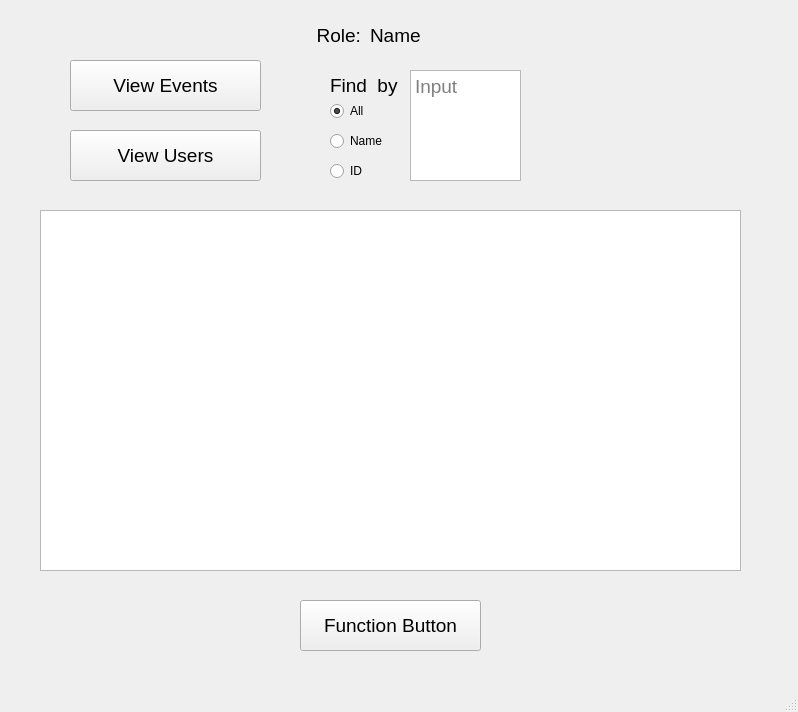
First picture: the form in FinalProject-UI/mainwindow.ui, repository Storms-Eye/CSC211CampusEventPlanner, before the edit.
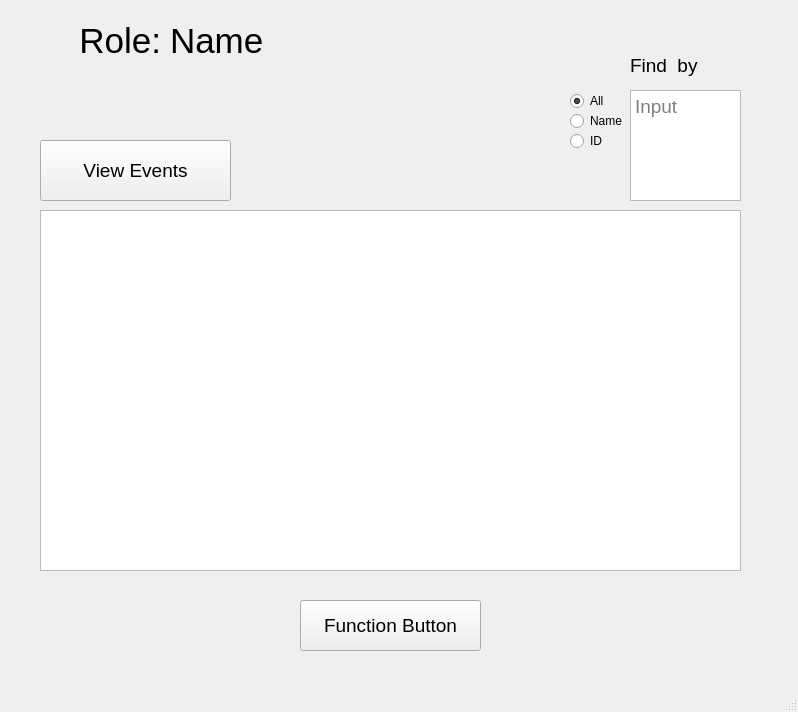
Second picture: the form after the edit.

Commit message: removed userButton

```diff
--- a/FinalProject-UI/mainwindow.ui
+++ b/FinalProject-UI/mainwindow.ui
@@ -45,10 +45,10 @@
    <widget class="QPushButton" name="listButton">
     <property name="geometry">
      <rect>
-      <x>70</x>
-      <y>60</y>
+      <x>40</x>
+      <y>140</y>
       <width>191</width>
-      <height>51</height>
+      <height>61</height>
      </rect>
     </property>
     <property name="font">
@@ -63,15 +63,15 @@
    <widget class="QLabel" name="roleLabel">
     <property name="geometry">
      <rect>
-      <x>240</x>
-      <y>20</y>
+      <x>40</x>
+      <y>10</y>
       <width>121</width>
-      <height>31</height>
+      <height>61</height>
      </rect>
     </property>
     <property name="font">
      <font>
-      <pointsize>14</pointsize>
+      <pointsize>26</pointsize>
      </font>
     </property>
     <property name="text">
@@ -87,15 +87,15 @@
     </property>
     <property name="geometry">
      <rect>
-      <x>370</x>
-      <y>20</y>
+      <x>170</x>
+      <y>10</y>
       <width>401</width>
-      <height>31</height>
+      <height>61</height>
      </rect>
     </property>
     <property name="font">
      <font>
-      <pointsize>14</pointsize>
+      <pointsize>26</pointsize>
      </font>
     </property>
     <property name="text">
@@ -105,29 +105,11 @@
      <set>Qt::AlignLeading|Qt::AlignLeft|Qt::AlignVCenter</set>
     </property>
    </widget>
-   <widget class="QPushButton" name="usersButton">
-    <property name="geometry">
-     <rect>
-      <x>70</x>
-      <y>130</y>
-      <width>191</width>
-      <height>51</height>
-     </rect>
-    </property>
-    <property name="font">
-     <font>
-      <pointsize>14</pointsize>
-     </font>
-    </property>
-    <property name="text">
-     <string>View Users</string>
-    </property>
-   </widget>
    <widget class="QLabel" name="label">
     <property name="geometry">
      <rect>
-      <x>330</x>
-      <y>70</y>
+      <x>630</x>
+      <y>50</y>
       <width>81</width>
       <height>31</height>
      </rect>
@@ -144,8 +126,8 @@
    <widget class="QRadioButton" name="allButton">
     <property name="geometry">
      <rect>
-      <x>330</x>
-      <y>100</y>
+      <x>570</x>
+      <y>90</y>
       <width>95</width>
       <height>22</height>
      </rect>
@@ -160,8 +142,8 @@
    <widget class="QRadioButton" name="nameButton">
     <property name="geometry">
      <rect>
-      <x>330</x>
-      <y>130</y>
+      <x>570</x>
+      <y>110</y>
       <width>95</width>
       <height>22</height>
      </rect>
@@ -173,8 +155,8 @@
    <widget class="QRadioButton" name="IDButton">
     <property name="geometry">
      <rect>
-      <x>330</x>
-      <y>160</y>
+      <x>570</x>
+      <y>130</y>
       <width>95</width>
       <height>22</height>
      </rect>
@@ -186,8 +168,8 @@
    <widget class="QPlainTextEdit" name="inputBox">
     <property name="geometry">
      <rect>
-      <x>410</x>
-      <y>70</y>
+      <x>630</x>
+      <y>90</y>
       <width>111</width>
       <height>111</height>
      </rect>
```
The commit also changes 1 other file.
